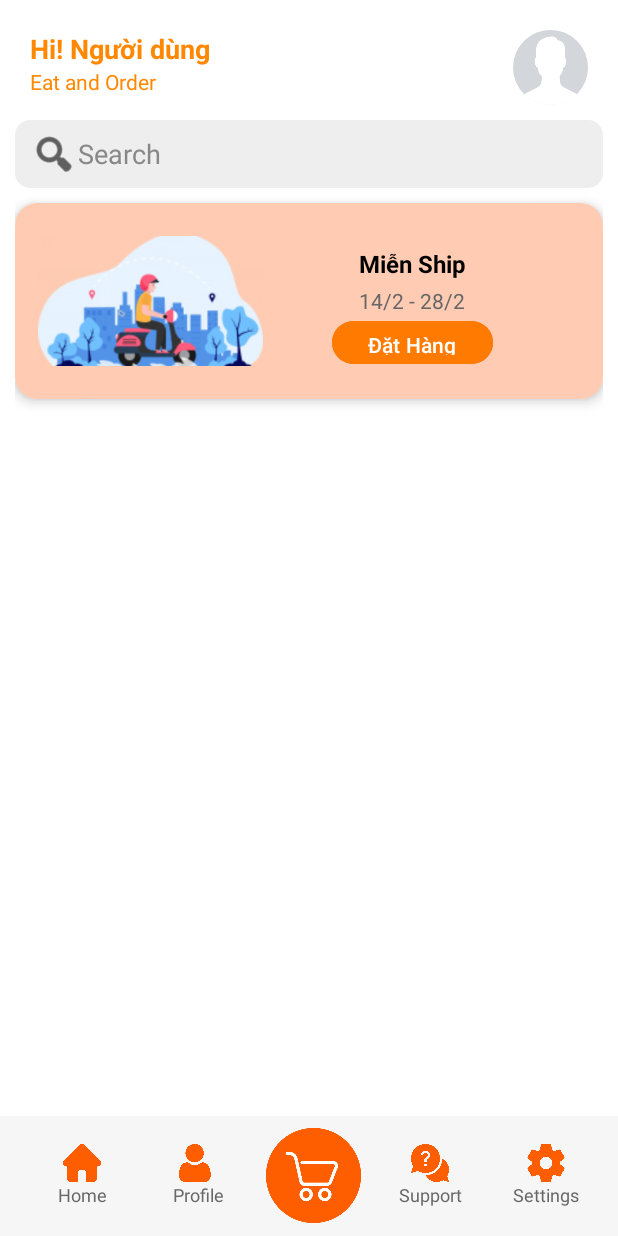
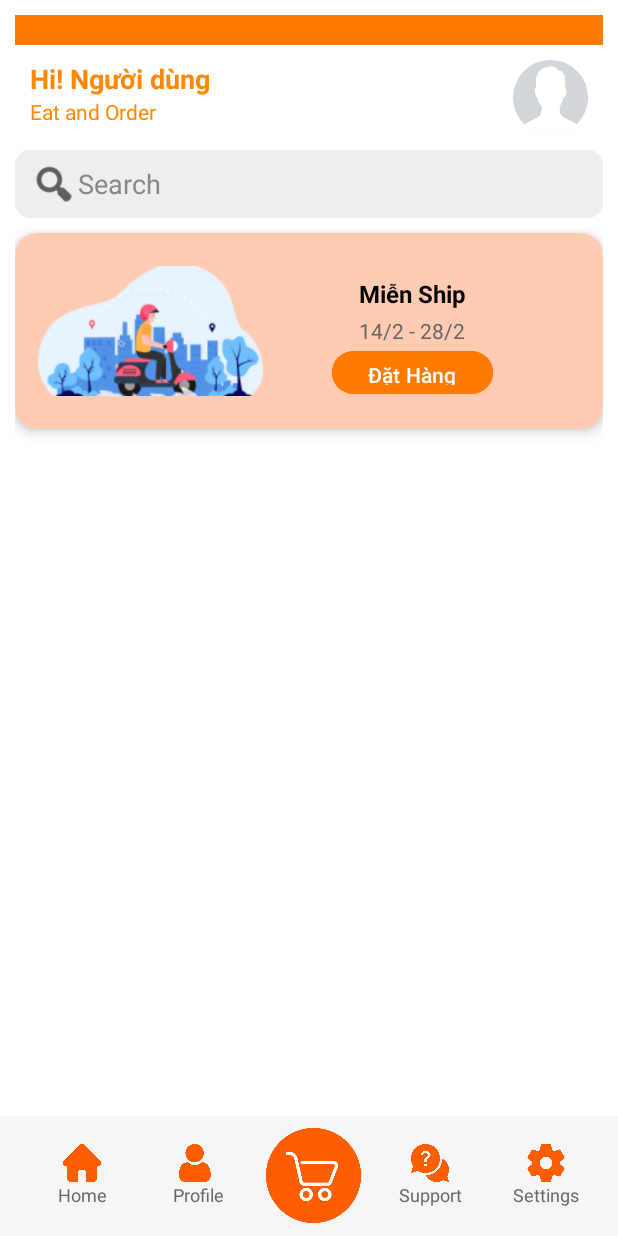
Before and after one commit to thly112/project_gk-ltdd, an Android app: the screen it shows after launch (MainActivity), on a phone screen of 412 x 824 dp. Run offline under Robolectric (Android 15) with nearby library versions, the phone set to English and light mode, and no system bars.

Commit message:
update UI header

```diff
--- a/app/src/main/res/layout/activity_main.xml
+++ b/app/src/main/res/layout/activity_main.xml
@@ -9,11 +9,17 @@
     android:background="#FFFFFF"
     tools:context=".MainActivity">
 
+
     <LinearLayout
         android:layout_width="match_parent"
         android:layout_height="match_parent"
         android:orientation="vertical"
         android:padding="10dp">
+        <androidx.appcompat.widget.Toolbar
+            android:layout_width="match_parent"
+            android:layout_height="20dp"
+            android:background="#FF7A00"
+            android:elevation="4dp"/>
 
         <LinearLayout
             android:layout_width="match_parent"
```
